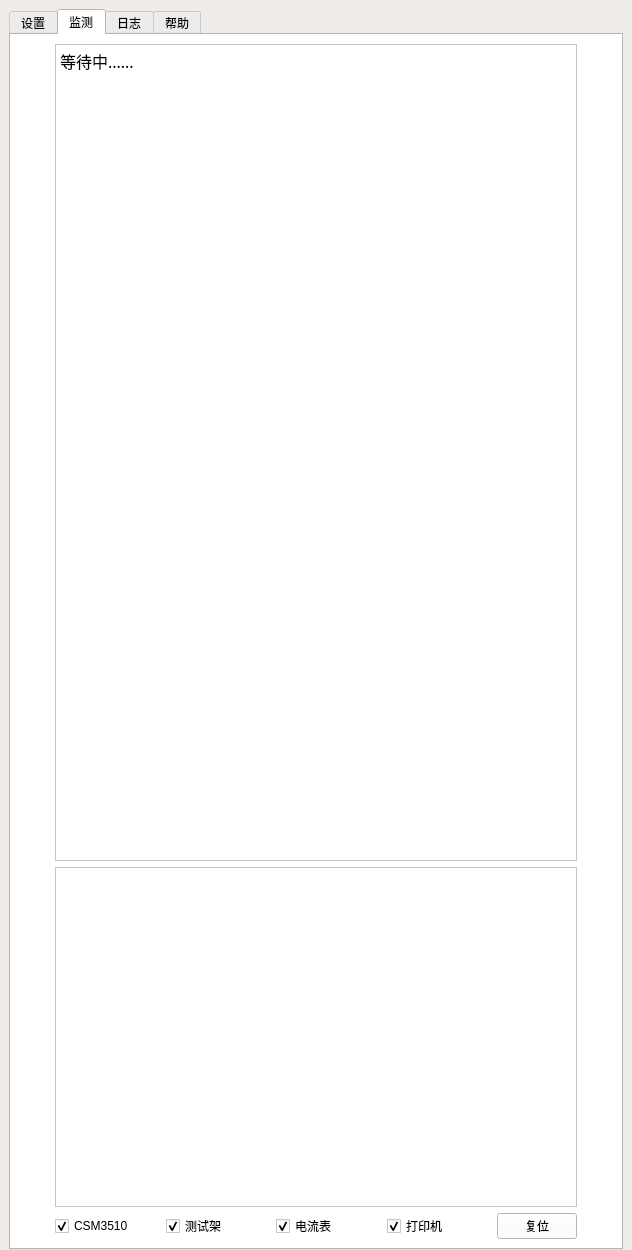
Old version of the form main_window.ui in the repository junglefive/BleProduceTestHelper.
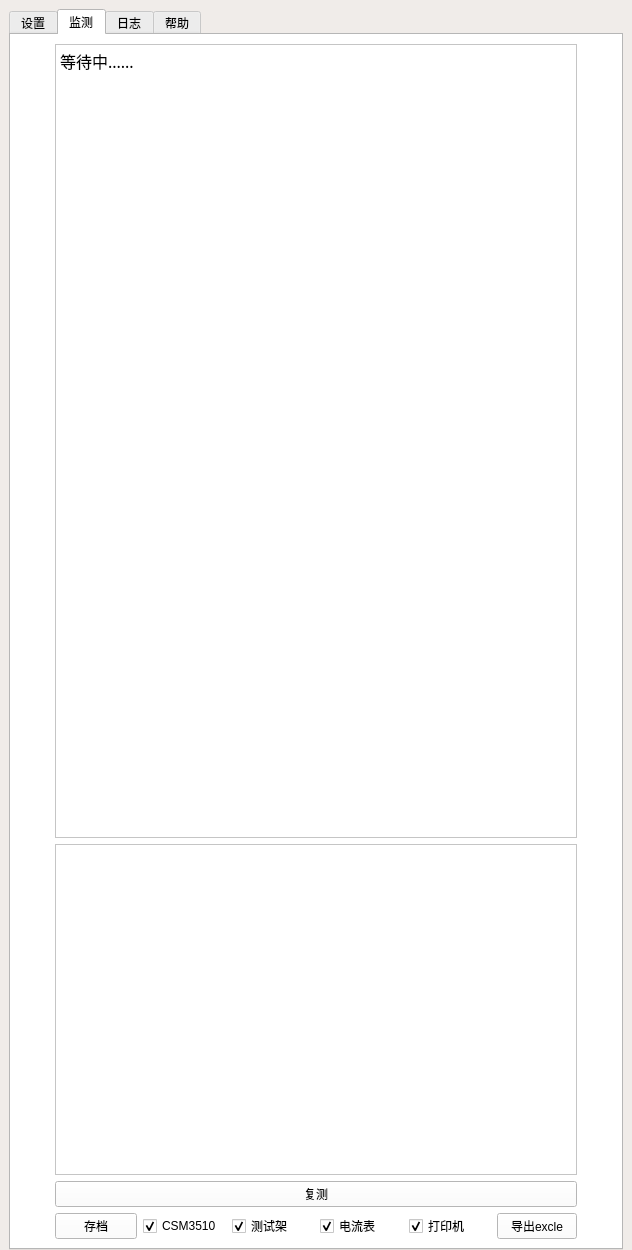
New version of the form.

Patch:
```diff
--- a/main_window.ui
+++ b/main_window.ui
@@ -3910,7 +3910,7 @@
              </layout>
             </item>
             <item>
-             <layout class="QVBoxLayout" name="verticalLayout_14" stretch="12,5,0">
+             <layout class="QVBoxLayout" name="verticalLayout_14" stretch="12,5,0,0">
               <item>
                <widget class="QPlainTextEdit" name="plainText_display">
                 <property name="font">
@@ -3944,12 +3944,33 @@
                </widget>
               </item>
               <item>
-               <layout class="QGridLayout" name="gridLayout_9" columnstretch="2,0">
+               <widget class="QPushButton" name="btn_reset_result">
+                <property name="text">
+                 <string>复测</string>
+                </property>
+               </widget>
+              </item>
+              <item>
+               <layout class="QGridLayout" name="gridLayout_9" columnstretch="2,0,0,0,0,0">
                 <item row="0" column="0">
                  <layout class="QHBoxLayout" name="horizontalLayout_7"/>
                 </item>
+                <item row="1" column="5">
+                 <widget class="QPushButton" name="btn_export_excle">
+                  <property name="text">
+                   <string>导出excle</string>
+                  </property>
+                 </widget>
+                </item>
                 <item row="1" column="0">
                  <layout class="QHBoxLayout" name="horizontalLayout_9">
+                  <item>
+                   <widget class="QPushButton" name="btn_save_log">
+                    <property name="text">
+                     <string>存档</string>
+                    </property>
+                   </widget>
+                  </item>
                   <item>
                    <widget class="QCheckBox" name="checkBox_csm3510">
                     <property name="text">
@@ -3995,13 +4016,6 @@
                   </item>
                  </layout>
                 </item>
-                <item row="1" column="1">
-                 <widget class="QPushButton" name="btn_reset_result">
-                  <property name="text">
-                   <string>复位</string>
-                  </property>
-                 </widget>
-                </item>
                </layout>
               </item>
              </layout>
```
